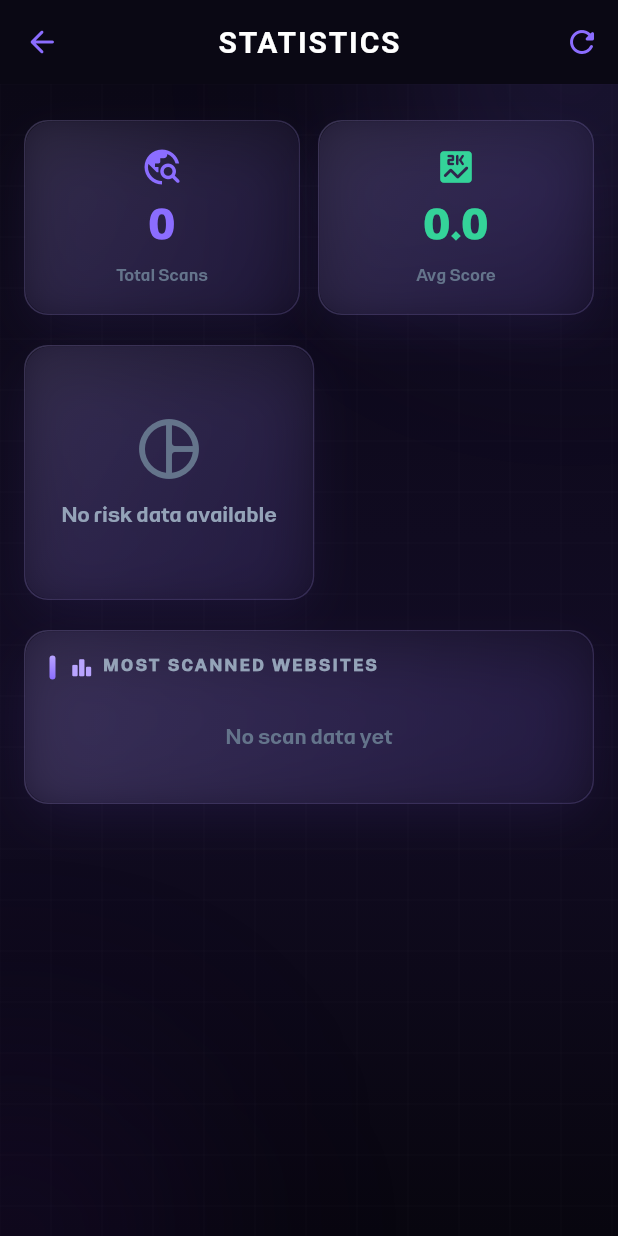
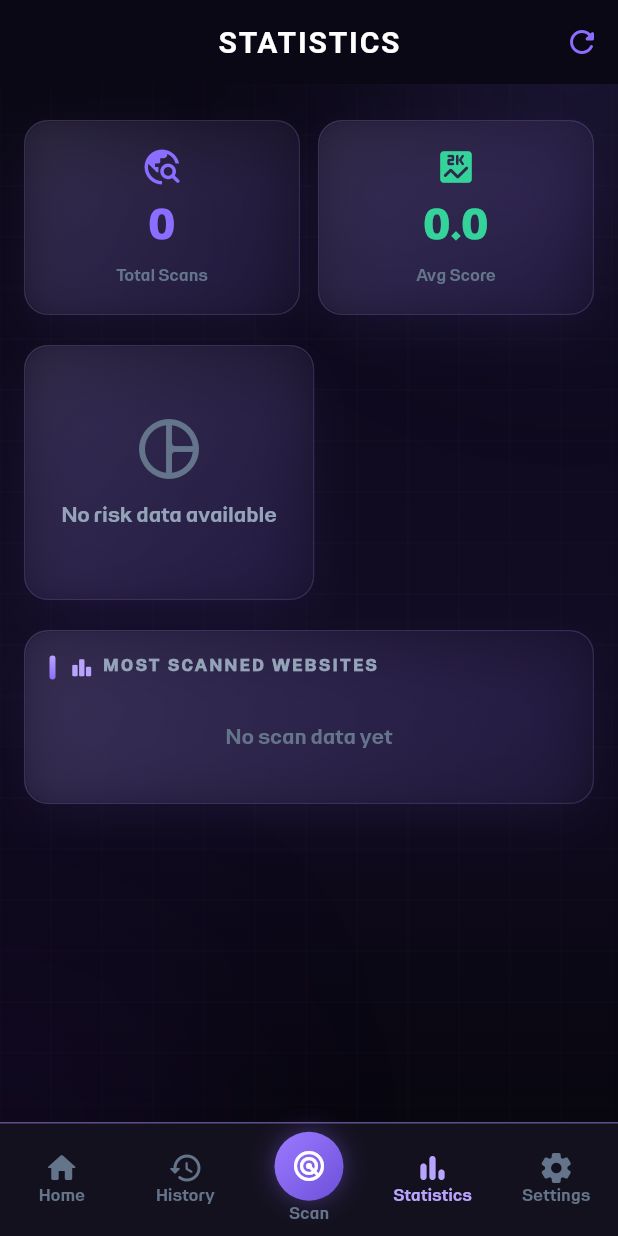
Before and after one commit to Mrhelper-01/mr-helper-security-analyzer, a Flutter app: the screen it shows after launch, after a tap on the "bar chart" icon, on a phone screen of 412 x 824 dp. Run offline on Flutter 3.47's test engine with Material 3 defaults, Android fonts, the phone set to English and light mode, and no system bars; our stand-ins replace cloud_firestore, firebase_core, fl_chart, flutter_local_notifications, flutter_svg, local_auth and 4 more; missing offline and left inert: workmanager; accounts and stored records are empty.

Commit message:
Update biometric

```diff
--- a/lib/screens/history_screen.dart
+++ b/lib/screens/history_screen.dart
@@ -6,7 +6,6 @@ import 'package:mr_helper_security_analyzer/core/routes.dart';
 import 'package:mr_helper_security_analyzer/core/app_strings.dart';
 import 'package:mr_helper_security_analyzer/providers/locale_provider.dart';
 import 'package:mr_helper_security_analyzer/providers/scan_provider.dart';
-import 'package:mr_helper_security_analyzer/providers/app_lock_provider.dart';
 import 'package:mr_helper_security_analyzer/widgets/glassmorphism_card.dart';
 import 'package:mr_helper_security_analyzer/widgets/risk_badge.dart';
 import 'package:mr_helper_security_analyzer/widgets/aurora_background.dart';
@@ -24,27 +23,12 @@ class HistoryScreen extends StatefulWidget {
 }
 
 class _HistoryScreenState extends State<HistoryScreen> {
-  bool _unlocked = false;
-
   @override
   void initState() {
     super.initState();
-    WidgetsBinding.instance.addPostFrameCallback((_) => _init());
-  }
-
-  Future<void> _init() async {
-    final lock = context.read<AppLockProvider>();
-    if (lock.enabled) {
-      final reason = context.read<LocaleProvider>().strings.unlockHistory;
-      final ok = await lock.requireAuth(reason);
-      if (!ok) {
-        if (mounted) Navigator.pop(context);
-        return;
-      }
-    }
-    if (!mounted) return;
-    setState(() => _unlocked = true);
+    WidgetsBinding.instance.addPostFrameCallback((_) {
       context.read<ScanProvider>().loadScanHistory();
+    });
   }
 
   Future<void> _confirmDelete(String id, String url) async {
@@ -127,9 +111,7 @@ class _HistoryScreenState extends State<HistoryScreen> {
       ),
       body: AuroraBackground(
         child: SafeArea(
-          child: !_unlocked
-              ? _buildLockedState()
-              : Consumer<ScanProvider>(
+          child: Consumer<ScanProvider>(
             builder: (context, provider, _) {
               if (provider.isLoadingHistory) {
                 return _buildLoadingState();
@@ -147,30 +129,6 @@ class _HistoryScreenState extends State<HistoryScreen> {
             },
           ),
         ),
-      ),
-    );
-  }
-
-  Widget _buildLockedState() {
-    return Center(
-      child: Column(
-        mainAxisSize: MainAxisSize.min,
-        children: [
-          Icon(Icons.lock_rounded,
-              size: 56, color: AppColors.primary.withValues(alpha: 0.7)),
-          const SizedBox(height: 16),
-          Text(
-            AppStrings.of(context).unlockHistory,
-            textAlign: TextAlign.center,
-            style: const TextStyle(fontSize: 14, color: AppColors.textSecondary),
-          ),
-          const SizedBox(height: 16),
-          OutlinedButton.icon(
-            onPressed: _init,
-            icon: const Icon(Icons.fingerprint_rounded, size: 18),
-            label: Text(AppStrings.of(context).appLock),
-          ),
-        ],
       ),
     );
   }
--- a/lib/screens/home_screen.dart
+++ b/lib/screens/home_screen.dart
@@ -16,7 +16,10 @@ import 'package:mr_helper_security_analyzer/widgets/section_label.dart';
 /// Home dashboard with stats, quick actions, and recent scans
 
 class HomeScreen extends StatefulWidget {
-  const HomeScreen({super.key});
+  /// Lets the home screen ask the shell to switch to another bottom-nav tab
+  /// (0 Home, 1 History, 3 Statistics, 4 Settings).
+  final void Function(int index)? onSelectTab;
+  const HomeScreen({super.key, this.onSelectTab});
 
   @override
   State<HomeScreen> createState() => _HomeScreenState();
@@ -62,9 +65,6 @@ class _HomeScreenState extends State<HomeScreen> {
                 const SizedBox(height: 24),
                 // Recent scans
                 _buildRecentScansSection(),
-                const SizedBox(height: 24),
-                // Quick actions
-                _buildQuickActions(),
                 const SizedBox(height: 24),
               ],
             ),
@@ -113,12 +113,12 @@ class _HomeScreenState extends State<HomeScreen> {
           children: [
             _buildIconButton(
               icon: Icons.bar_chart_rounded,
-              onTap: () => Navigator.pushNamed(context, AppRoutes.statistics),
+              onTap: () => widget.onSelectTab?.call(3),
             ),
             const SizedBox(width: 8),
             _buildIconButton(
               icon: Icons.settings_rounded,
-              onTap: () => Navigator.pushNamed(context, AppRoutes.settings),
+              onTap: () => widget.onSelectTab?.call(4),
             ),
           ],
         ),
@@ -304,7 +304,7 @@ class _HomeScreenState extends State<HomeScreen> {
                     child: SectionLabel(
                         text: AppStrings.of(context).recentScans)),
                 GestureDetector(
-                  onTap: () => Navigator.pushNamed(context, AppRoutes.history),
+                  onTap: () => widget.onSelectTab?.call(1),
                   child: Text(
                     AppStrings.of(context).viewAll,
                     style: const TextStyle(
@@ -450,81 +450,4 @@ class _HomeScreenState extends State<HomeScreen> {
     );
   }
 
-  Widget _buildQuickActions() {
-    return Column(
-      crossAxisAlignment: CrossAxisAlignment.start,
-      children: [
-        SectionLabel(text: AppStrings.of(context).quickActions),
-        const SizedBox(height: 12),
-        Row(
-          children: [
-            Expanded(
-              child: _buildActionCard(
-                icon: Icons.history_rounded,
-                label: AppStrings.of(context).history,
-                color: AppColors.neonPurple,
-                onTap: () => Navigator.pushNamed(context, AppRoutes.history),
-              ),
-            ),
-            const SizedBox(width: 12),
-            Expanded(
-              child: _buildActionCard(
-                icon: Icons.analytics_rounded,
-                label: AppStrings.of(context).statistics,
-                color: AppColors.neonGreen,
-                onTap: () => Navigator.pushNamed(context, AppRoutes.statistics),
-              ),
-            ),
-            const SizedBox(width: 12),
-            Expanded(
-              child: _buildActionCard(
-                icon: Icons.info_outline_rounded,
-                label: AppStrings.of(context).about,
-                color: AppColors.warning,
-                onTap: () => Navigator.pushNamed(context, AppRoutes.about),
-              ),
-            ),
-          ],
-        ),
-      ],
-    );
-  }
-
-  Widget _buildActionCard({
-    required IconData icon,
-    required String label,
-    required Color color,
-    required VoidCallback onTap,
-  }) {
-    return GestureDetector(
-      onTap: onTap,
-      child: Container(
-        padding: const EdgeInsets.all(AppConstants.paddingMd),
-        decoration: BoxDecoration(
-          borderRadius: BorderRadius.circular(AppConstants.radiusMd),
-          border: Border.all(
-            color: color.withValues(alpha: 0.15),
-            width: 0.5,
-          ),
-          color: color.withValues(alpha: 0.05),
-        ),
-        child: Column(
-          children: [
-            Icon(icon, color: color, size: 24),
-            const SizedBox(height: 8),
-            Text(
-              label,
-              style: TextStyle(
-                fontFamily: 'UniQAIDAR',
-                fontSize: 10,
-                fontWeight: FontWeight.w600,
-                color: color,
-                letterSpacing: 0.5,
-              ),
-            ),
-          ],
-        ),
-      ),
-    );
-  }
 }
--- a/lib/screens/main_shell.dart
+++ b/lib/screens/main_shell.dart
@@ -1,7 +1,10 @@
 import 'package:flutter/material.dart';
+import 'package:provider/provider.dart';
 import 'package:mr_helper_security_analyzer/core/constants.dart';
 import 'package:mr_helper_security_analyzer/core/routes.dart';
 import 'package:mr_helper_security_analyzer/core/app_strings.dart';
+import 'package:mr_helper_security_analyzer/providers/app_lock_provider.dart';
+import 'package:mr_helper_security_analyzer/providers/locale_provider.dart';
 import 'package:mr_helper_security_analyzer/screens/home_screen.dart';
 import 'package:mr_helper_security_analyzer/screens/history_screen.dart';
 import 'package:mr_helper_security_analyzer/screens/statistics_screen.dart';
@@ -21,27 +24,63 @@ class _MainShellState extends State<MainShell> {
   // Nav index uses 0,1,3,4 — index 2 is the centre "Scan" action.
   int _index = 0;
 
-  static const _screens = <Widget>[
-    HomeScreen(),
-    HistoryScreen(embedded: true),
-    SizedBox.shrink(), // placeholder for the Scan slot
-    StatisticsScreen(embedded: true),
-    SettingsScreen(embedded: true),
-  ];
+  // History is unlocked once per session after a successful biometric prompt.
+  bool _historyUnlocked = false;
 
   void _onTap(int i) {
     if (i == 2) {
       Navigator.pushNamed(context, AppRoutes.scanner);
       return;
     }
+    if (i == 1) {
+      _openHistory();
+      return;
+    }
     setState(() => _index = i);
+  }
+
+  /// Switch to the History tab, requiring biometric auth when the app lock is
+  /// on and history hasn't been unlocked yet this session.
+  Future<void> _openHistory() async {
+    final lock = context.read<AppLockProvider>();
+    if (!lock.enabled || _historyUnlocked) {
+      setState(() => _index = 1);
+      return;
+    }
+    final reason = context.read<LocaleProvider>().strings.unlockHistory;
+    final ok = await lock.requireAuth(reason);
+    if (!mounted) return;
+    if (ok) {
+      setState(() {
+        _historyUnlocked = true;
+        _index = 1;
+      });
+    } else {
+      ScaffoldMessenger.of(context).showSnackBar(
+        SnackBar(content: Text(AppStrings.of(context).authFailed)),
+      );
+    }
   }
 
   @override
   Widget build(BuildContext context) {
     final s = AppStrings.of(context);
+    final lock = context.watch<AppLockProvider>();
+    final showHistory = !lock.enabled || _historyUnlocked;
+
+    final screens = <Widget>[
+      HomeScreen(onSelectTab: _onTap),
+      // Built only after unlock so locked history data is never loaded/shown.
+      showHistory
+          ? const HistoryScreen(embedded: true)
+          : const SizedBox.shrink(),
+      const SizedBox.shrink(), // placeholder for the Scan slot
+      const StatisticsScreen(embedded: true),
+      const SettingsScreen(embedded: true),
+    ];
+
     return Scaffold(
-      body: IndexedStack(index: _index, children: _screens),
+      body: IndexedStack(index: _index, children: screens),
       bottomNavigationBar: Container(
         decoration: BoxDecoration(
           color: AppColors.backgroundCard.withValues(alpha: 0.97),
```
Lines whose indentation alone changed are shown as unchanged.
